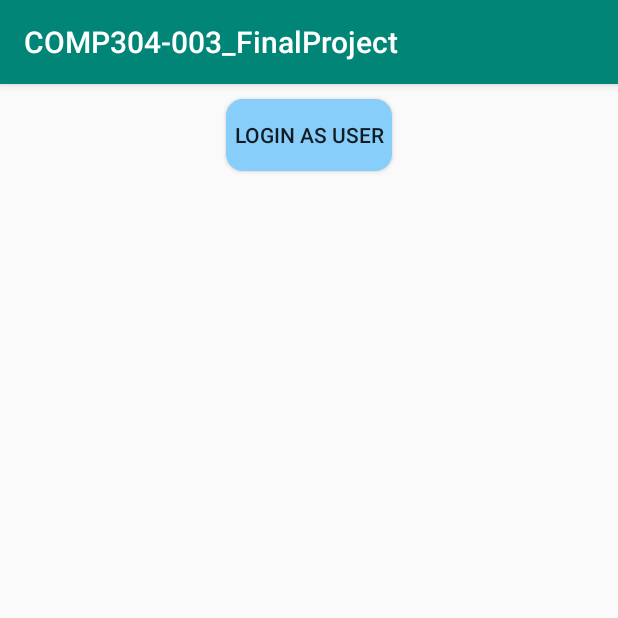
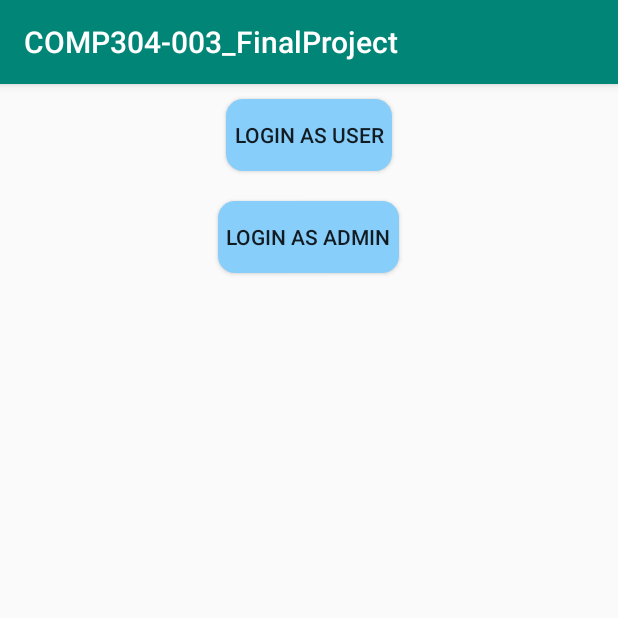
Before and after one commit to harpreetkaur6739/androidproject, an Android app: the screen it shows after launch (MainActivity), on a phone screen of 412 x 824 dp, the top half of it. Run offline under Robolectric (Android 15) with nearby library versions, the phone set to English and light mode, and no system bars.

Commit message:
Implement the Admin size

```diff
--- a/COMP304003_FinalProject/app/src/main/AndroidManifest.xml
+++ b/COMP304003_FinalProject/app/src/main/AndroidManifest.xml
@@ -16,7 +16,9 @@
                 <category android:name="android.intent.category.LAUNCHER" />
             </intent-filter>
         </activity>
-        <activity android:name=".UserHome"></activity>
+        <activity android:name=".UserHome" />
+        <activity android:name=".AdminHome" />
+        <activity android:name=".AddUser"></activity>
     </application>
 
 </manifest>
--- a/COMP304003_FinalProject/app/src/main/java/com/example/comp304_003_finalproject/MainActivity.java
+++ b/COMP304003_FinalProject/app/src/main/java/com/example/comp304_003_finalproject/MainActivity.java
@@ -1,15 +1,34 @@
 package com.example.comp304_003_finalproject;
 
+import android.content.Intent;
 import android.support.v7.app.AppCompatActivity;
 import android.os.Bundle;
 import android.view.View;
+import android.widget.Button;
 
 public class MainActivity extends AppCompatActivity {
+
+    Button bntAdmin;
 
     @Override
     protected void onCreate(Bundle savedInstanceState) {
         super.onCreate(savedInstanceState);
         setContentView(R.layout.activity_main);
+
+        bntAdmin = (Button) findViewById(R.id.btnAdminLogin);
+
+        bntAdmin.setOnClickListener(new View.OnClickListener() {
+            @Override
+            public void onClick(View v)
+            {
+
+                Intent intent=new Intent(MainActivity.this, AdminHome.class);
+
+                startActivity(intent);
+
+            }
+        });
+
     }
 
     protected void loginAsUser(View v){
--- a/COMP304003_FinalProject/app/src/main/res/layout/activity_main.xml
+++ b/COMP304003_FinalProject/app/src/main/res/layout/activity_main.xml
@@ -16,4 +16,12 @@
         android:onClick="loginAsUser"
         android:clickable="true"/>
 
+    <Button
+        android:id="@+id/btnAdminLogin"
+        android:layout_width="wrap_content"
+        android:layout_height="wrap_content"
+        android:text="Login as Admin"
+        style="@style/button_style"
+        android:onClick="loginAsUser"
+        android:clickable="true"/>
 </LinearLayout>
--- a/COMP304003_FinalProject/build.gradle
+++ b/COMP304003_FinalProject/build.gradle
@@ -7,7 +7,7 @@ buildscript {
         jcenter()
     }
     dependencies {
-        classpath 'com.android.tools.build:gradle:3.2.0'
+        classpath 'com.android.tools.build:gradle:3.2.1'
 
 
         // NOTE: Do not place your application dependencies here; they belong
```
Also changed, not shown: COMP304003_FinalProject/app/src/main/java/com/example/comp304_003_finalproject/AddUser.java (added, +13 -0 lines), COMP304003_FinalProject/app/src/main/java/com/example/comp304_003_finalproject/AdminHome.java (added, +21 -0 lines), COMP304003_FinalProject/app/src/main/res/layout/activity_add_user.xml (added, +39 -0 lines), COMP304003_FinalProject/app/src/main/res/layout/activity_admin_home.xml (added, +15 -0 lines).
